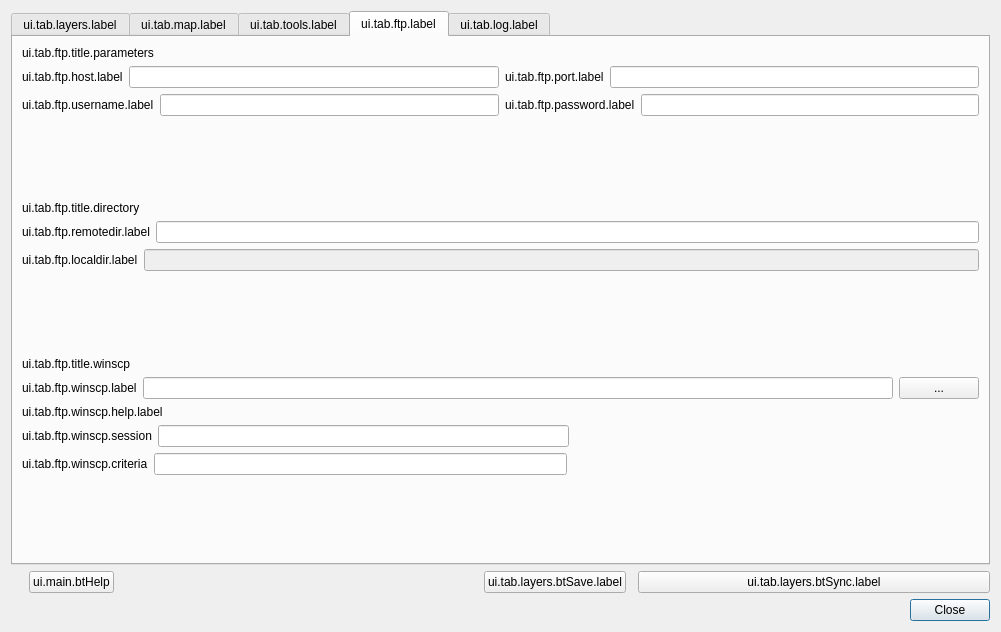
3liz/lizmap-plugin, file ui_lizmap.ui: the form before one commit.
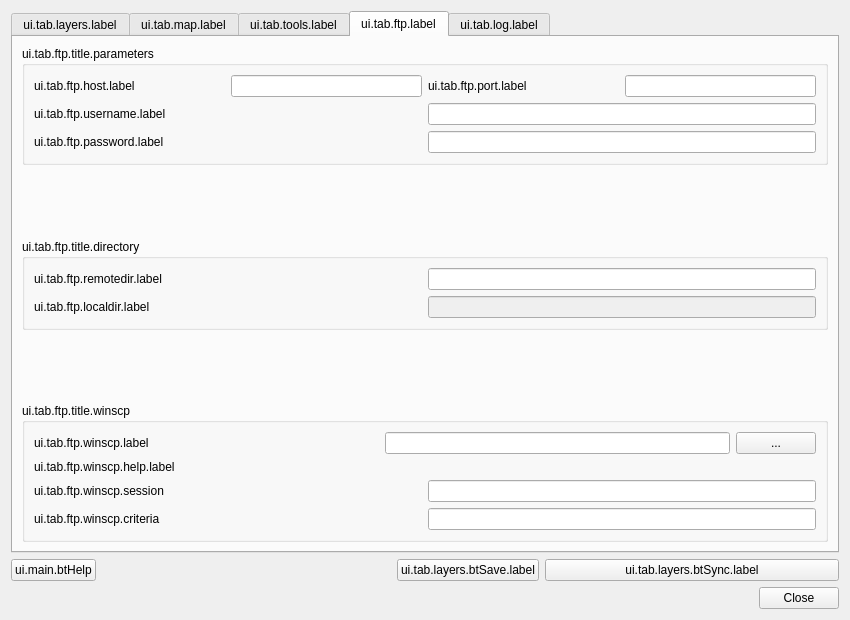
The form after the commit. The open tabs and pages were chosen to show the change.

Commit message: Improvement UI: added QGroupBox to UI with own stylesheet

```diff
--- a/ui_lizmap.ui
+++ b/ui_lizmap.ui
@@ -6,35 +6,21 @@
    <rect>
     <x>0</x>
     <y>0</y>
-    <width>1001</width>
-    <height>632</height>
+    <width>850</width>
+    <height>620</height>
    </rect>
   </property>
   <property name="windowTitle">
    <string>LizMap</string>
   </property>
-  <layout class="QGridLayout" name="gridLayout">
-   <item row="4" column="8">
-    <widget class="QDialogButtonBox" name="buttonClose">
-     <property name="standardButtons">
-      <set>QDialogButtonBox::Close</set>
-     </property>
-    </widget>
-   </item>
-   <item row="1" column="8">
-    <widget class="QPushButton" name="btSync">
-     <property name="enabled">
-      <bool>true</bool>
-     </property>
-     <property name="text">
-      <string>ui.tab.layers.btSync.label</string>
-     </property>
-    </widget>
-   </item>
-   <item row="0" column="0" colspan="9">
+  <layout class="QGridLayout" name="gridLayout_9">
+   <item row="0" column="0">
     <widget class="QTabWidget" name="tabWidget">
      <property name="currentIndex">
-      <number>0</number>
+      <number>2</number>
+     </property>
+     <property name="documentMode">
+      <bool>false</bool>
      </property>
      <widget class="QWidget" name="tab_2">
       <attribute name="title">
@@ -710,31 +696,179 @@
       <attribute name="title">
        <string>ui.tab.ftp.label</string>
       </attribute>
-      <layout class="QGridLayout" name="gridLayout_10">
-       <item row="13" column="0">
-        <spacer name="verticalSpacer">
-         <property name="orientation">
-          <enum>Qt::Vertical</enum>
-         </property>
-         <property name="sizeHint" stdset="0">
-          <size>
-           <width>20</width>
-           <height>40</height>
-          </size>
-         </property>
-        </spacer>
-       </item>
-       <item row="6" column="0">
-        <widget class="QLabel" name="label_24">
-         <property name="text">
+      <layout class="QGridLayout" name="gridLayout_18">
+       <item row="4" column="0">
+        <widget class="QGroupBox" name="groupBox_5">
+         <property name="title">
           <string>ui.tab.ftp.title.winscp</string>
          </property>
-        </widget>
-       </item>
+         <layout class="QGridLayout" name="gridLayout_20">
+          <item row="0" column="0">
+           <layout class="QGridLayout" name="gridLayout_7">
+            <item row="0" column="2">
+             <widget class="QPushButton" name="btWinscpPath">
+              <property name="sizePolicy">
+               <sizepolicy hsizetype="Maximum" vsizetype="Fixed">
+                <horstretch>0</horstretch>
+                <verstretch>0</verstretch>
+               </sizepolicy>
+              </property>
+              <property name="text">
+               <string>...</string>
+              </property>
+             </widget>
+            </item>
+            <item row="0" column="0">
+             <widget class="QLabel" name="lbWinscpIn">
+              <property name="text">
+               <string>ui.tab.ftp.winscp.label</string>
+              </property>
+             </widget>
+            </item>
+            <item row="0" column="1">
+             <widget class="QLineEdit" name="inWinscpPath">
+              <property name="sizePolicy">
+               <sizepolicy hsizetype="Preferred" vsizetype="Fixed">
+                <horstretch>0</horstretch>
+                <verstretch>0</verstretch>
+               </sizepolicy>
+              </property>
+             </widget>
+            </item>
+           </layout>
+          </item>
        <item row="1" column="0">
-        <layout class="QGridLayout" name="gridLayout_9">
+           <widget class="QLabel" name="lbWinscpHelp">
+            <property name="text">
+             <string>ui.tab.ftp.winscp.help.label</string>
+            </property>
+           </widget>
+          </item>
+          <item row="2" column="0">
+           <layout class="QGridLayout" name="gridLayout_19">
+            <item row="1" column="1">
+             <widget class="QLineEdit" name="inWinscpCriteria">
+              <property name="sizePolicy">
+               <sizepolicy hsizetype="Preferred" vsizetype="Fixed">
+                <horstretch>0</horstretch>
+                <verstretch>0</verstretch>
+               </sizepolicy>
+              </property>
+             </widget>
+            </item>
+            <item row="0" column="1">
+             <widget class="QLineEdit" name="inWinscpSession">
+              <property name="sizePolicy">
+               <sizepolicy hsizetype="Preferred" vsizetype="Fixed">
+                <horstretch>0</horstretch>
+                <verstretch>0</verstretch>
+               </sizepolicy>
+              </property>
+             </widget>
+            </item>
          <item row="0" column="0">
-          <layout class="QHBoxLayout" name="horizontalLayout">
+             <widget class="QLabel" name="lbWinscpSession">
+              <property name="text">
+               <string>ui.tab.ftp.winscp.session</string>
+              </property>
+             </widget>
+            </item>
+            <item row="1" column="0">
+             <widget class="QLabel" name="lbWinscpCriteria">
+              <property name="text">
+               <string>ui.tab.ftp.winscp.criteria</string>
+              </property>
+             </widget>
+            </item>
+           </layout>
+          </item>
+         </layout>
+        </widget>
+       </item>
+       <item row="2" column="0">
+        <widget class="QGroupBox" name="groupBox_4">
+         <property name="title">
+          <string>ui.tab.ftp.title.directory</string>
+         </property>
+         <layout class="QGridLayout" name="gridLayout_17">
+          <item row="0" column="0">
+           <layout class="QGridLayout" name="gridLayout_12">
+            <item row="0" column="0">
+             <widget class="QLabel" name="label_6">
+              <property name="text">
+               <string>ui.tab.ftp.remotedir.label</string>
+              </property>
+             </widget>
+            </item>
+            <item row="0" column="1">
+             <widget class="QLineEdit" name="inRemotedir">
+              <property name="sizePolicy">
+               <sizepolicy hsizetype="Preferred" vsizetype="Fixed">
+                <horstretch>0</horstretch>
+                <verstretch>0</verstretch>
+               </sizepolicy>
+              </property>
+             </widget>
+            </item>
+            <item row="1" column="0">
+             <widget class="QLabel" name="label_5">
+              <property name="text">
+               <string>ui.tab.ftp.localdir.label</string>
+              </property>
+             </widget>
+            </item>
+            <item row="1" column="1">
+             <widget class="QLineEdit" name="inLocaldir">
+              <property name="enabled">
+               <bool>false</bool>
+              </property>
+              <property name="sizePolicy">
+               <sizepolicy hsizetype="Preferred" vsizetype="Fixed">
+                <horstretch>0</horstretch>
+                <verstretch>0</verstretch>
+               </sizepolicy>
+              </property>
+             </widget>
+            </item>
+           </layout>
+          </item>
+         </layout>
+        </widget>
+       </item>
+       <item row="1" column="0">
+        <spacer name="verticalSpacer_2">
+         <property name="orientation">
+          <enum>Qt::Vertical</enum>
+         </property>
+         <property name="sizeHint" stdset="0">
+          <size>
+           <width>20</width>
+           <height>40</height>
+          </size>
+         </property>
+        </spacer>
+       </item>
+       <item row="3" column="0">
+        <spacer name="verticalSpacer_3">
+         <property name="orientation">
+          <enum>Qt::Vertical</enum>
+         </property>
+         <property name="sizeHint" stdset="0">
+          <size>
+           <width>20</width>
+           <height>40</height>
+          </size>
+         </property>
+        </spacer>
+       </item>
+       <item row="0" column="0">
+        <widget class="QGroupBox" name="groupBox_3">
+         <property name="title">
+          <string>ui.tab.ftp.title.parameters</string>
+         </property>
+         <layout class="QGridLayout" name="gridLayout_8">
+          <item row="0" column="0">
+           <layout class="QHBoxLayout" name="horizontalLayout_5">
            <item>
             <widget class="QLabel" name="label">
              <property name="text">
@@ -743,8 +877,19 @@
             </widget>
            </item>
            <item>
-            <widget class="QLineEdit" name="inHost"/>
-           </item>
+             <widget class="QLineEdit" name="inHost">
+              <property name="sizePolicy">
+               <sizepolicy hsizetype="Preferred" vsizetype="Fixed">
+                <horstretch>0</horstretch>
+                <verstretch>0</verstretch>
+               </sizepolicy>
+              </property>
+             </widget>
+            </item>
+           </layout>
+          </item>
+          <item row="0" column="1">
+           <layout class="QHBoxLayout" name="horizontalLayout_6">
            <item>
             <widget class="QLabel" name="label_2">
              <property name="text">
@@ -753,12 +898,19 @@
             </widget>
            </item>
            <item>
-            <widget class="QLineEdit" name="inPort"/>
+             <widget class="QLineEdit" name="inPort">
+              <property name="sizePolicy">
+               <sizepolicy hsizetype="Preferred" vsizetype="Fixed">
+                <horstretch>0</horstretch>
+                <verstretch>0</verstretch>
+               </sizepolicy>
+              </property>
+             </widget>
            </item>
           </layout>
          </item>
-         <item row="1" column="0">
-          <layout class="QHBoxLayout" name="horizontalLayout_3">
+          <item row="1" column="0" colspan="2">
+           <layout class="QHBoxLayout" name="horizontalLayout">
            <item>
             <widget class="QLabel" name="label_3">
              <property name="text">
@@ -767,8 +919,19 @@
             </widget>
            </item>
            <item>
-            <widget class="QLineEdit" name="inUsername"/>
-           </item>
+             <widget class="QLineEdit" name="inUsername">
+              <property name="sizePolicy">
+               <sizepolicy hsizetype="Preferred" vsizetype="Fixed">
+                <horstretch>0</horstretch>
+                <verstretch>0</verstretch>
+               </sizepolicy>
+              </property>
+             </widget>
+            </item>
+           </layout>
+          </item>
+          <item row="2" column="0" colspan="2">
+           <layout class="QHBoxLayout" name="horizontalLayout_3">
            <item>
             <widget class="QLabel" name="label_4">
              <property name="text">
@@ -778,6 +941,12 @@
            </item>
            <item>
             <widget class="QLineEdit" name="inPassword">
+              <property name="sizePolicy">
+               <sizepolicy hsizetype="Preferred" vsizetype="Fixed">
+                <horstretch>0</horstretch>
+                <verstretch>0</verstretch>
+               </sizepolicy>
+              </property>
              <property name="inputMethodHints">
               <set>Qt::ImhHiddenText|Qt::ImhNoAutoUppercase|Qt::ImhNoPredictiveText</set>
              </property>
@@ -789,164 +958,7 @@
           </layout>
          </item>
         </layout>
-       </item>
-       <item row="11" column="0">
-        <layout class="QHBoxLayout" name="horizontalLayout_11">
-         <item>
-          <widget class="QLabel" name="lbWinscpSession">
-           <property name="text">
-            <string>ui.tab.ftp.winscp.session</string>
-           </property>
-          </widget>
-         </item>
-         <item>
-          <widget class="QLineEdit" name="inWinscpSession"/>
-         </item>
-         <item>
-          <spacer name="horizontalSpacer_3">
-           <property name="orientation">
-            <enum>Qt::Horizontal</enum>
-           </property>
-           <property name="sizeHint" stdset="0">
-            <size>
-             <width>40</width>
-             <height>20</height>
-            </size>
-           </property>
-          </spacer>
-         </item>
-        </layout>
-       </item>
-       <item row="3" column="0">
-        <widget class="QLabel" name="label_25">
-         <property name="text">
-          <string>ui.tab.ftp.title.directory</string>
-         </property>
-        </widget>
-       </item>
-       <item row="5" column="0">
-        <spacer name="verticalSpacer_2">
-         <property name="orientation">
-          <enum>Qt::Vertical</enum>
-         </property>
-         <property name="sizeHint" stdset="0">
-          <size>
-           <width>20</width>
-           <height>40</height>
-          </size>
-         </property>
-        </spacer>
-       </item>
-       <item row="0" column="0">
-        <widget class="QLabel" name="label_26">
-         <property name="text">
-          <string>ui.tab.ftp.title.parameters</string>
-         </property>
-        </widget>
-       </item>
-       <item row="7" column="0">
-        <layout class="QHBoxLayout" name="horizontalLayout_10">
-         <item>
-          <widget class="QLabel" name="lbWinscpIn">
-           <property name="text">
-            <string>ui.tab.ftp.winscp.label</string>
-           </property>
-          </widget>
-         </item>
-         <item>
-          <widget class="QLineEdit" name="inWinscpPath"/>
-         </item>
-         <item>
-          <widget class="QPushButton" name="btWinscpPath">
-           <property name="text">
-            <string>...</string>
-           </property>
-          </widget>
-         </item>
-        </layout>
-       </item>
-       <item row="4" column="0">
-        <layout class="QGridLayout" name="gridLayout_8">
-         <item row="1" column="0">
-          <layout class="QHBoxLayout" name="horizontalLayout_5">
-           <item>
-            <widget class="QLabel" name="label_5">
-             <property name="text">
-              <string>ui.tab.ftp.localdir.label</string>
-             </property>
-            </widget>
-           </item>
-           <item>
-            <widget class="QLineEdit" name="inLocaldir">
-             <property name="enabled">
-              <bool>false</bool>
-             </property>
-            </widget>
-           </item>
-          </layout>
-         </item>
-         <item row="0" column="0">
-          <layout class="QHBoxLayout" name="horizontalLayout_6">
-           <item>
-            <widget class="QLabel" name="label_6">
-             <property name="text">
-              <string>ui.tab.ftp.remotedir.label</string>
-             </property>
-            </widget>
-           </item>
-           <item>
-            <widget class="QLineEdit" name="inRemotedir"/>
-           </item>
-          </layout>
-         </item>
-        </layout>
-       </item>
-       <item row="9" column="0">
-        <widget class="QLabel" name="lbWinscpHelp">
-         <property name="text">
-          <string>ui.tab.ftp.winscp.help.label</string>
-         </property>
-        </widget>
-       </item>
-       <item row="2" column="0">
-        <spacer name="verticalSpacer_3">
-         <property name="orientation">
-          <enum>Qt::Vertical</enum>
-         </property>
-         <property name="sizeHint" stdset="0">
-          <size>
-           <width>20</width>
-           <height>40</height>
-          </size>
-         </property>
-        </spacer>
-       </item>
-       <item row="12" column="0">
-        <layout class="QHBoxLayout" name="horizontalLayout_14">
-         <item>
-          <widget class="QLabel" name="lbWinscpCriteria">
-           <property name="text">
-            <string>ui.tab.ftp.winscp.criteria</string>
-           </property>
-          </widget>
-         </item>
-         <item>
-          <widget class="QLineEdit" name="inWinscpCriteria"/>
-         </item>
-         <item>
-          <spacer name="horizontalSpacer_4">
-           <property name="orientation">
-            <enum>Qt::Horizontal</enum>
-           </property>
-           <property name="sizeHint" stdset="0">
-            <size>
-             <width>40</width>
-             <height>20</height>
-            </size>
-           </property>
-          </spacer>
-         </item>
-        </layout>
+        </widget>
        </item>
       </layout>
      </widget>
@@ -1000,14 +1012,40 @@
      </widget>
     </widget>
    </item>
-   <item row="1" column="6">
+   <item row="1" column="0">
+    <layout class="QGridLayout" name="gridLayout">
+     <item row="0" column="0">
+      <widget class="QPushButton" name="btHelp">
+       <property name="text">
+        <string>ui.main.btHelp</string>
+       </property>
+      </widget>
+     </item>
+     <item row="0" column="2">
     <widget class="QPushButton" name="btSave">
      <property name="text">
       <string>ui.tab.layers.btSave.label</string>
      </property>
     </widget>
    </item>
-   <item row="1" column="5">
+     <item row="1" column="3">
+      <widget class="QDialogButtonBox" name="buttonClose">
+       <property name="standardButtons">
+        <set>QDialogButtonBox::Close</set>
+       </property>
+      </widget>
+     </item>
+     <item row="0" column="3">
+      <widget class="QPushButton" name="btSync">
+       <property name="enabled">
+        <bool>true</bool>
+       </property>
+       <property name="text">
+        <string>ui.tab.layers.btSync.label</string>
+       </property>
+      </widget>
+     </item>
+     <item row="0" column="1">
     <spacer name="horizontalSpacer">
      <property name="orientation">
       <enum>Qt::Horizontal</enum>
@@ -1020,12 +1058,7 @@
      </property>
     </spacer>
    </item>
-   <item row="1" column="3">
-    <widget class="QPushButton" name="btHelp">
-     <property name="text">
-      <string>ui.main.btHelp</string>
-     </property>
-    </widget>
+    </layout>
    </item>
   </layout>
  </widget>
```
Left out of the diff: 440 changed lines with no effect on the pictures. Lines whose indentation alone changed are shown as unchanged. The commit also changes 2 other files.
